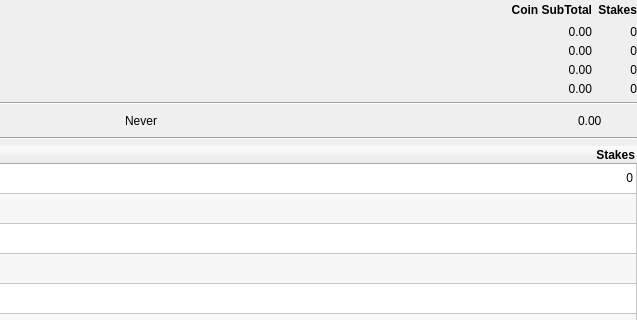
Before: the Qt Designer form src/qt/forms/stakereportdialog.ui in duality-solutions/Sequence, drawn with Qt 5; both pictures show x 323 to 960 and y 0 to 320 of the 960 by 438 pixel window.
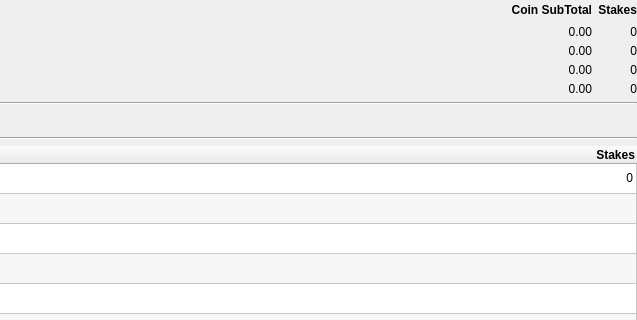
After: the same form once the commit is applied.

Patch:
```diff
--- a/src/qt/forms/stakereportdialog.ui
+++ b/src/qt/forms/stakereportdialog.ui
@@ -426,7 +426,7 @@
          <string>Date of the last mature Stake</string>
         </property>
         <property name="text">
-         <string>Never</string>
+         <string></string>
         </property>
         <property name="alignment">
          <set>Qt::AlignLeading|Qt::AlignLeft|Qt::AlignVCenter</set>
@@ -456,7 +456,7 @@
          <string>Coin Earned in last mature Stake</string>
         </property>
         <property name="text">
-         <string>0.00</string>
+         <string></string>
         </property>
         <property name="alignment">
          <set>Qt::AlignLeading|Qt::AlignLeft|Qt::AlignVCenter</set>
```
Left out of the diff: 6 changed lines with no effect on the pictures.
